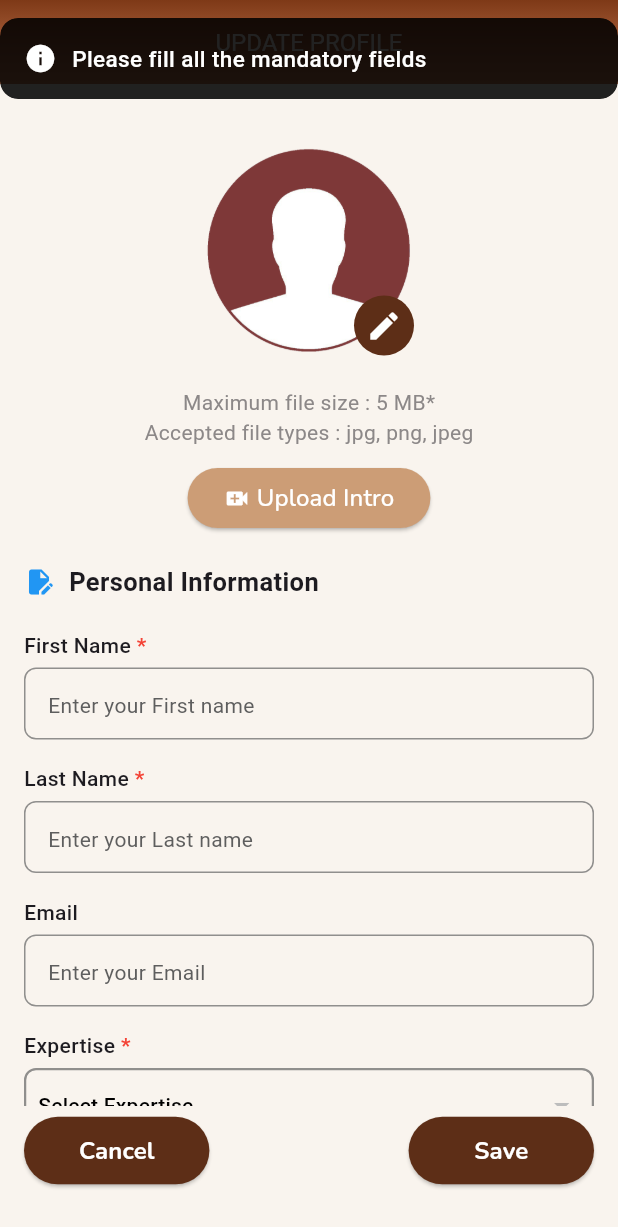
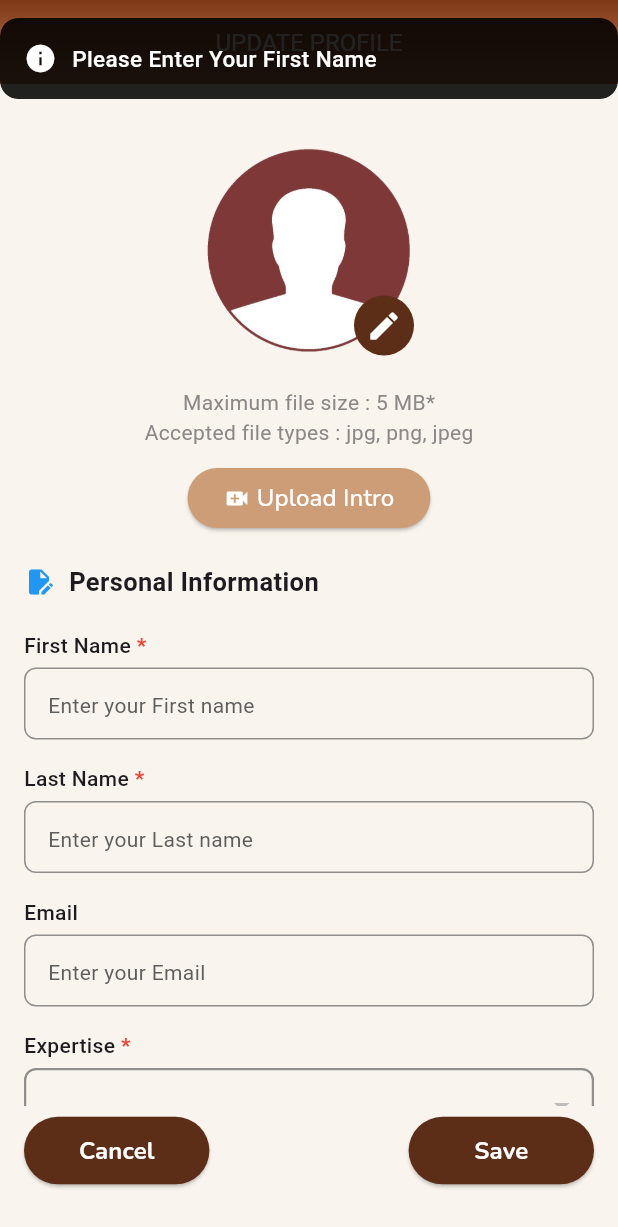
Before and after one commit to Aashishrajput143/bhk_artisan, a Flutter app: the EditProfile screen opened by its route, after a tap on "Save", on a phone screen of 412 x 824 dp. Shown: the top 1227 px of the screen. Run offline on Flutter 3.47's test engine with Material 3 defaults, Android fonts, the light colour scheme and no system bars; drawn by our look-alikes of dropdown_button2; our stand-ins replace cached_network_image, camera, carousel_slider, csc_picker, dio, dotted_line and 15 more; missing offline and left inert: linear_progress_bar; accounts and stored records are empty; network calls fail; Roboto replaces fonts that are missing (Poppins); project files that could hold a hidden picture were left out.

Commit message:
category Api on Expertise

```diff
--- a/lib/Modules/controller/updateprofilecontroller.dart
+++ b/lib/Modules/controller/updateprofilecontroller.dart
@@ -65,8 +65,6 @@
       return "Please Enter Your First Name";
     } else if (lastNameController.value.text.isEmpty) {
       return "Please Enter Your Last Name";
-    } else if (emailController.value.text.isEmpty) {
-      return "Please Enter Your Email";
     } else if (selectedMultiExpertise.isEmpty) {
       return "Please Select Your Expertise";
     } else if (selectedCategory.value == null) {
@@ -88,14 +86,8 @@
     String? profileExpertise = commonController.profileData.value.data?.expertizeField ?? "";
 
     selectedMultiExpertise.clear();
-
-    if (profileExpertise.isNotEmpty) {
-      final profileExpertiseList = profileExpertise.split(",").map((e) => e.trim()).toList();
-
-      for (var item in profileExpertiseList) {
-        selectedMultiExpertise.add(item);
-      }
-    }
+    selectedMultiExpertise.value = profileExpertise.split(",").map((e) => e.trim()).toList();
+    print(selectedMultiExpertise);
 
     String? casteCategoryValue = commonController.profileData.value.data?.userCasteCategory ?? "";
 
```
Also changed, not shown: lib/Modules/screens/profileManagement/edit_profile_screen.dart (+5 -4 lines).
